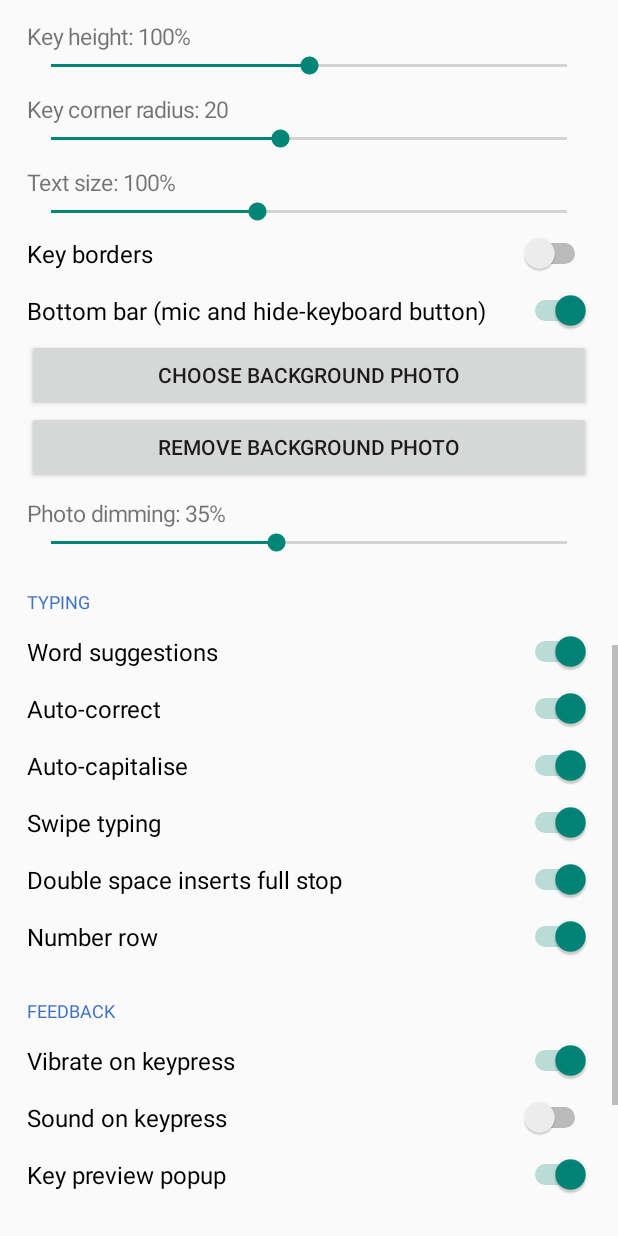
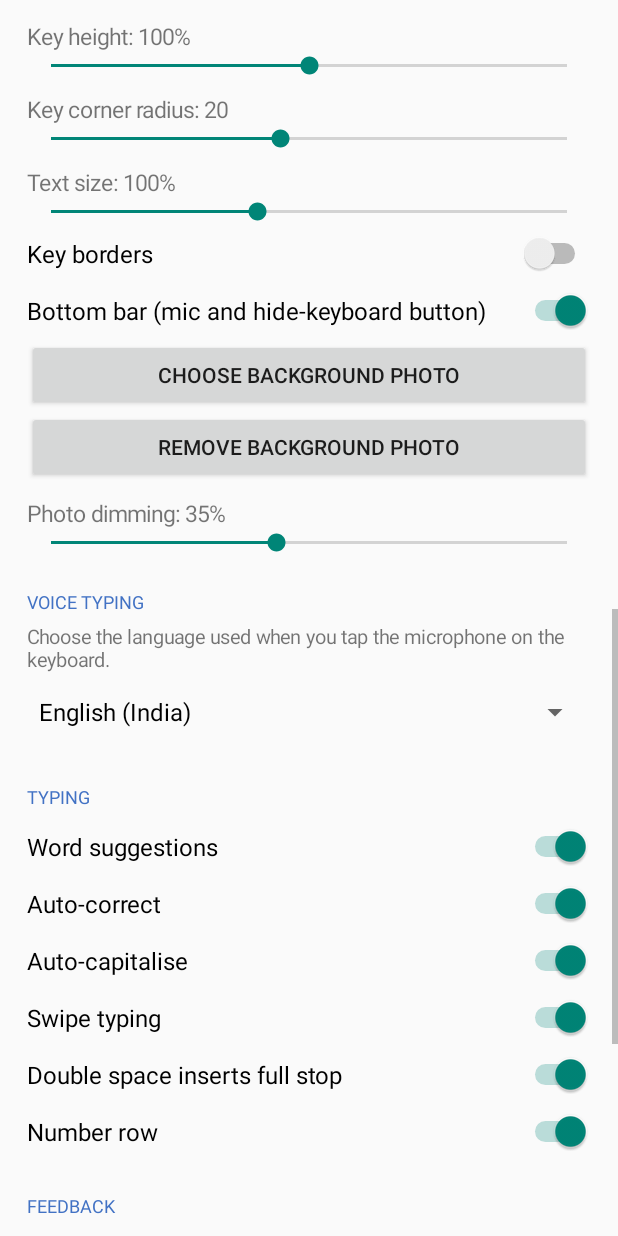
Before and after one commit to scrolltrapsboy-commits/VKeyboard, an Android app: the screen it shows after launch (SettingsActivity), scrolled down 1153 dp, on a phone screen of 412 x 824 dp. Run offline under Robolectric (Android 15) with nearby library versions, the phone set to English and light mode, and no system bars; pictures from the network do not load; Roboto replaces fonts that are not available here.

Commit message:
Add selectable voice typing languages

```diff
--- a/app/src/main/java/com/vinayak/keyboard/SettingsActivity.kt
+++ b/app/src/main/java/com/vinayak/keyboard/SettingsActivity.kt
@@ -18,6 +18,8 @@ import android.view.View
 import android.view.ViewGroup
 import android.view.inputmethod.InputMethodManager
 import android.widget.Button
+import android.widget.ArrayAdapter
+import android.widget.Spinner
 import android.widget.EditText
 import android.widget.FrameLayout
 import android.widget.GridLayout
@@ -38,9 +40,13 @@ class VoiceActivity : Activity() {
     override fun onCreate(savedInstanceState: Bundle?) {
         super.onCreate(savedInstanceState)
         try {
+            val prefs = Prefs(this)
+            val language = prefs.str("voice_lang", "en-IN")
             val i = Intent(RecognizerIntent.ACTION_RECOGNIZE_SPEECH)
                 .putExtra(RecognizerIntent.EXTRA_LANGUAGE_MODEL, RecognizerIntent.LANGUAGE_MODEL_FREE_FORM)
-                .putExtra(RecognizerIntent.EXTRA_LANGUAGE, "en-IN")
+                .putExtra(RecognizerIntent.EXTRA_LANGUAGE, language)
+                .putExtra(RecognizerIntent.EXTRA_LANGUAGE_PREFERENCE, language)
+                .putExtra(RecognizerIntent.EXTRA_PROMPT, "Speak to type")
             @Suppress("DEPRECATION")
             startActivityForResult(i, 1)
         } catch (e: ActivityNotFoundException) {
@@ -143,6 +149,34 @@ class SettingsActivity : Activity() {
             }
         })
         seek("Photo dimming", "bgdim", 0, 80, 35, "%")
+
+        // ---- voice typing
+        section("Voice typing")
+        col.addView(TextView(this).apply {
+            text = "Choose the language used when you tap the microphone on the keyboard."
+            textSize = 13f
+        })
+        val voiceLanguages = listOf(
+            "English (India)" to "en-IN",
+            "English (United States)" to "en-US",
+            "Hindi" to "hi-IN",
+            "Malayalam" to "ml-IN",
+            "Kannada" to "kn-IN",
+            "Tamil" to "ta-IN"
+        )
+        val voiceSpinner = Spinner(this)
+        voiceSpinner.adapter = ArrayAdapter(
+            this, android.R.layout.simple_spinner_dropdown_item,
+            voiceLanguages.map { it.first }
+        )
+        voiceSpinner.setSelection(voiceLanguages.indexOfFirst { it.second == prefs.str("voice_lang", "en-IN") }.coerceAtLeast(0))
+        voiceSpinner.onItemSelectedListener = object : android.widget.AdapterView.OnItemSelectedListener {
+            override fun onNothingSelected(parent: android.widget.AdapterView<*>?) {}
+            override fun onItemSelected(parent: android.widget.AdapterView<*>?, view: View?, position: Int, id: Long) {
+                prefs.put("voice_lang", voiceLanguages[position].second)
+            }
+        }
+        col.addView(voiceSpinner, LinearLayout.LayoutParams(ViewGroup.LayoutParams.MATCH_PARENT, px(52)))
 
         // ---- typing
         section("Typing")
```
